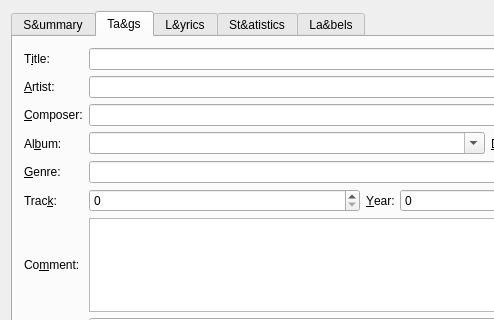
Above: src/dialogs/TagDialogBase.ui from KDE/amarok before the change; both pictures show x 0 to 494 and y 0 to 320 of the 694 by 428 pixel window. Below: the same form after it.
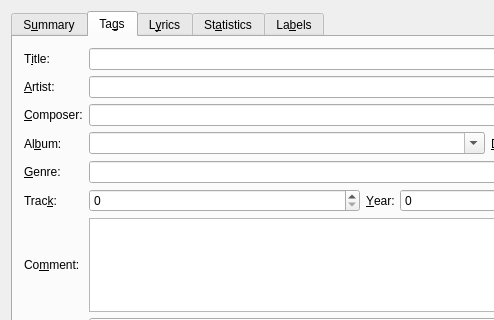
That is the form after the change. Custom widgets are drawn as their Qt base class.

Commit message: One & is enough for accelerators on tabs

```diff
--- a/src/dialogs/TagDialogBase.ui
+++ b/src/dialogs/TagDialogBase.ui
@@ -31,7 +31,7 @@
        </property>
        <widget class="QWidget" name="summaryTab" >
         <attribute name="title" >
-         <string>S&amp;&amp;ummary</string>
+         <string>S&amp;ummary</string>
         </attribute>
         <layout class="QVBoxLayout" name="verticalLayout_7" >
          <item>
@@ -139,7 +139,7 @@
        </widget>
        <widget class="QWidget" name="tagsTab" >
         <attribute name="title" >
-         <string>Ta&amp;&amp;gs</string>
+         <string>Ta&amp;gs</string>
         </attribute>
         <layout class="QVBoxLayout" name="verticalLayout_6" >
          <item>
@@ -435,7 +435,7 @@
        </widget>
        <widget class="QWidget" name="lyricsTab" >
         <attribute name="title" >
-         <string>L&amp;&amp;yrics</string>
+         <string>L&amp;yrics</string>
         </attribute>
         <layout class="QHBoxLayout" >
          <item>
@@ -452,7 +452,7 @@
        </widget>
        <widget class="QWidget" name="statisticsTab" >
         <attribute name="title" >
-         <string>St&amp;&amp;atistics</string>
+         <string>St&amp;atistics</string>
         </attribute>
         <layout class="QHBoxLayout" name="horizontalLayout_4" >
          <item>
@@ -603,7 +603,7 @@
        </widget>
        <widget class="QWidget" name="labelsTab" >
         <attribute name="title" >
-         <string>La&amp;&amp;bels</string>
+         <string>La&amp;bels</string>
         </attribute>
         <layout class="QVBoxLayout" name="verticalLayout_8" >
          <item>
```
